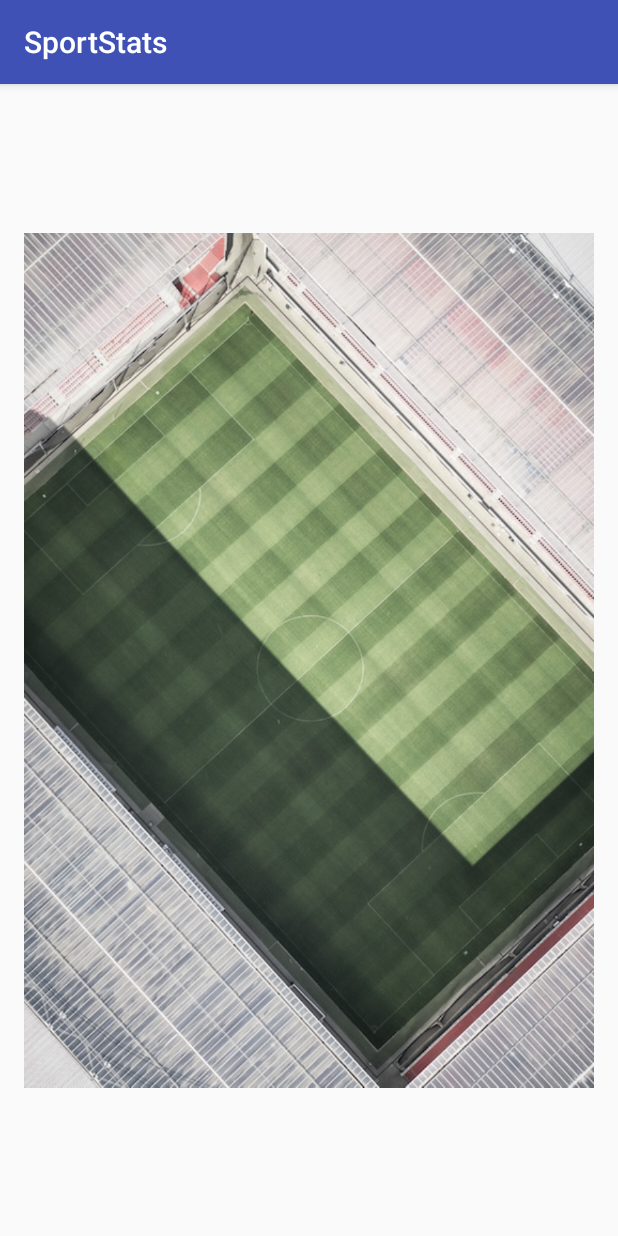
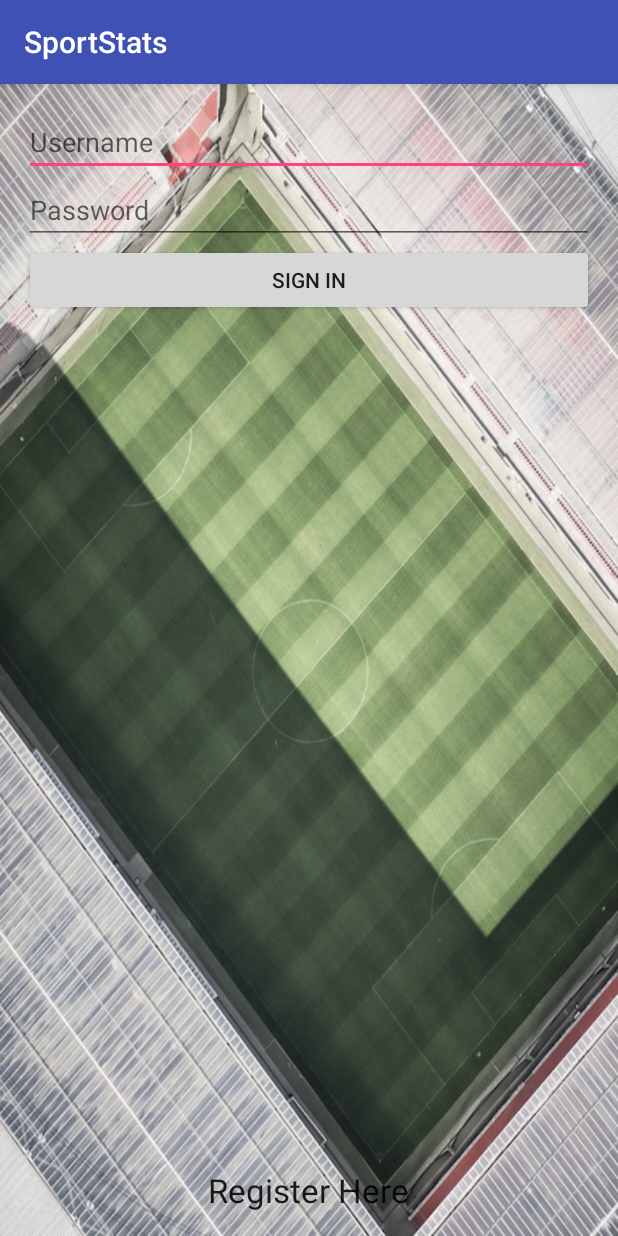
Before and after one commit to inthra/w2Fri-ReStock, an Android app: the screen it shows after launch (MainActivity), on a phone screen of 412 x 824 dp. Run offline under Robolectric (Android 15) with nearby library versions, the phone set to English and light mode, and no system bars.

Commit message:
Add Register and UserArea activities.

```diff
--- a/app/build.gradle
+++ b/app/build.gradle
@@ -23,4 +23,5 @@ dependencies {
     compile fileTree(dir: 'libs', include: ['*.jar'])
     testCompile 'junit:junit:4.12'
     compile 'com.android.support:appcompat-v7:23.3.0'
+    compile 'com.android.volley:volley:1.0.0'
 }
--- a/app/src/main/AndroidManifest.xml
+++ b/app/src/main/AndroidManifest.xml
@@ -15,6 +15,8 @@
                 <category android:name="android.intent.category.LAUNCHER" />
             </intent-filter>
         </activity>
+        <activity android:name=".RegisterActivity" />
+        <activity android:name=".UserAreaActivity"></activity>
     </application>
 
 </manifest>
--- a/app/src/main/res/layout/activity_main.xml
+++ b/app/src/main/res/layout/activity_main.xml
@@ -7,13 +7,45 @@
     android:paddingLeft="@dimen/activity_horizontal_margin"
     android:paddingRight="@dimen/activity_horizontal_margin"
     android:paddingTop="@dimen/activity_vertical_margin"
-    tools:context="com.epicodus.sportstats.MainActivity">
+    tools:context="com.epicodus.sportstats.MainActivity"
+    android:background="@drawable/home">
 
-    <ImageView
+    <EditText
         android:layout_width="wrap_content"
         android:layout_height="wrap_content"
-        android:id="@+id/homeImage"
-        android:src="@drawable/home"
-        android:layout_alignParentStart="true" />
+        android:id="@+id/etUsername"
+        android:layout_alignParentTop="true"
+        android:layout_alignParentStart="true"
+        android:hint="Username"
+        android:layout_alignParentEnd="true" />
+
+    <EditText
+        android:layout_width="wrap_content"
+        android:layout_height="wrap_content"
+        android:inputType="textPassword"
+        android:ems="10"
+        android:id="@+id/etPassword"
+        android:layout_below="@+id/etUsername"
+        android:layout_alignParentStart="true"
+        android:hint="Password"
+        android:layout_alignEnd="@+id/etUsername" />
+
+    <Button
+        android:layout_width="wrap_content"
+        android:layout_height="wrap_content"
+        android:text="Sign IN"
+        android:id="@+id/bSignIn"
+        android:layout_below="@+id/etPassword"
+        android:layout_alignParentStart="true"
+        android:layout_alignEnd="@+id/etPassword" />
+
+    <TextView
+        android:layout_width="wrap_content"
+        android:layout_height="wrap_content"
+        android:textAppearance="?android:attr/textAppearanceLarge"
+        android:text="Register Here"
+        android:id="@+id/tvRegisterHere"
+        android:layout_alignParentBottom="true"
+        android:layout_centerHorizontal="true" />
 
 </RelativeLayout>
```
Also changed, not shown: app/src/main/java/com/epicodus/sportstats/RegisterActivity.java (added, +13 -0 lines), app/src/main/java/com/epicodus/sportstats/UserAreaActivity.java (added, +13 -0 lines), app/src/main/res/layout/activity_register.xml (added, +69 -0 lines), app/src/main/res/layout/activity_user_area.xml (added, +57 -0 lines).
